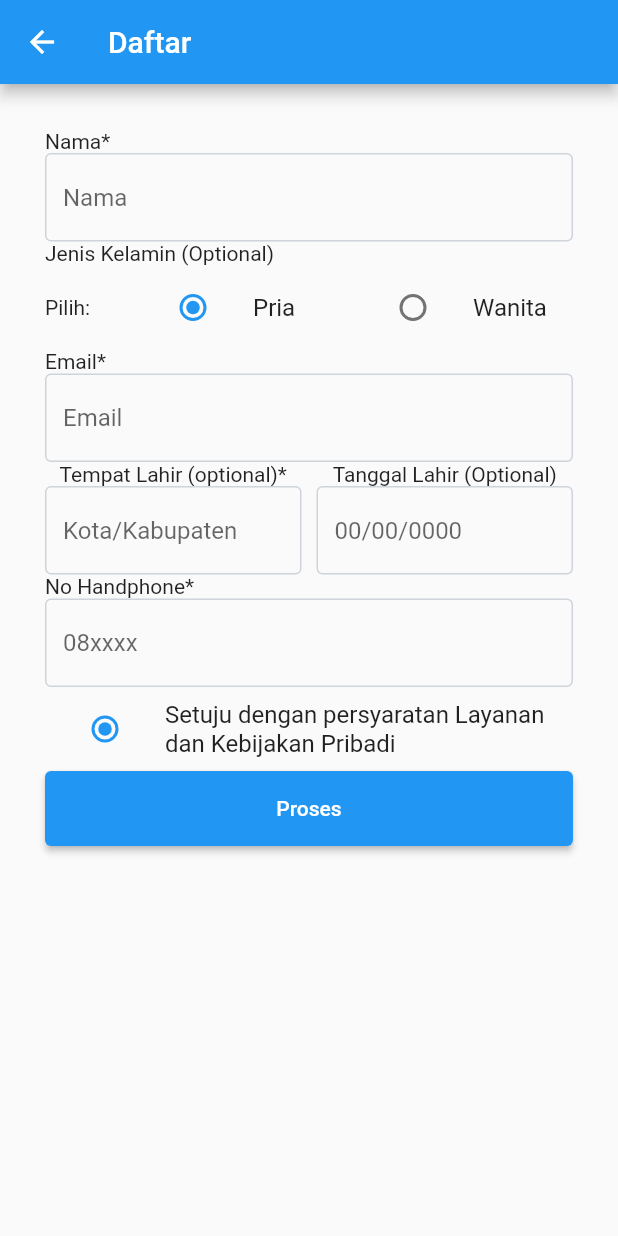
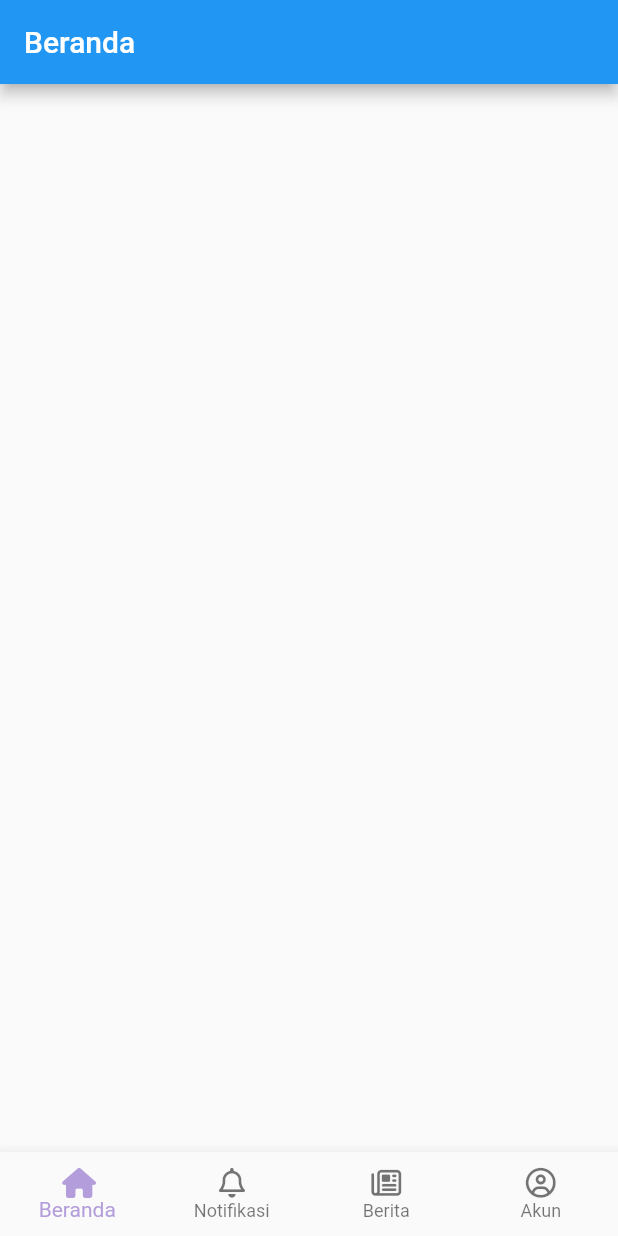
Before and after one commit to idwimeianto/utsapp, a Flutter app: the RegisterScreen screen opened directly, after a tap on "Proses", on a phone screen of 412 x 824 dp. Run offline on Flutter 3.47's test engine with Material 2 defaults, Android fonts, the phone set to English and light mode, and no system bars; our stand-ins replace font_awesome_flutter.

Commit message:
add basic homescreen interface and bottom navigation

```diff
--- /dev/null
+++ b/lib/home/home.dart
@@ -0,0 +1,19 @@
+import 'package:flutter/material.dart';
+import 'package:flutter/src/widgets/container.dart';
+import 'package:flutter/src/widgets/framework.dart';
+import 'package:utsapp/shared/bottom_nav.dart';
+
+class HomeScreen extends StatelessWidget {
+  const HomeScreen({super.key});
+
+  @override
+  Widget build(BuildContext context) {
+    return Scaffold(
+      appBar: AppBar(
+        title: Text('Beranda'),
+        automaticallyImplyLeading: false,
+      ),
+      bottomNavigationBar: const BottomNavBar(),
+    );
+  }
+}
--- a/lib/register/register.dart
+++ b/lib/register/register.dart
@@ -159,7 +159,9 @@ class _LoginFormState extends State<LoginForm> {
             style: ElevatedButton.styleFrom(
               minimumSize: const Size.fromHeight(50), // NEW
             ),
-            onPressed: () {},
+            onPressed: () {
+              Navigator.pushNamedAndRemoveUntil(context, '/home', (_) => false);
+            },
             child: const Text('Proses'),
           ),
         ],
--- a/lib/routes.dart
+++ b/lib/routes.dart
@@ -1,6 +1,8 @@
+import 'package:utsapp/home/home.dart';
 import 'package:utsapp/login/login.dart';
 
 var appRoutes = {
   '/': (context) => const LoginScreen(),
   '/login': (context) => const LoginScreen(),
+  '/home': (context) => const HomeScreen(),
 };
--- /dev/null
+++ b/lib/shared/bottom_nav.dart
@@ -0,0 +1,60 @@
+import 'package:flutter/material.dart';
+import 'package:font_awesome_flutter/font_awesome_flutter.dart';
+
+class BottomNavBar extends StatelessWidget {
+  const BottomNavBar({super.key});
+
+  @override
+  Widget build(BuildContext context) {
+    return BottomNavigationBar(
+      type: BottomNavigationBarType.fixed,
+      items: const [
+        BottomNavigationBarItem(
+          icon: Icon(
+            FontAwesomeIcons.house,
+            size: 20,
+          ),
+          label: 'Beranda',
+        ),
+        BottomNavigationBarItem(
+          icon: Icon(
+            FontAwesomeIcons.bell,
+            size: 20,
+          ),
+          label: 'Notifikasi',
+        ),
+        BottomNavigationBarItem(
+          icon: Icon(
+            FontAwesomeIcons.newspaper,
+            size: 20,
+          ),
+          label: 'Berita',
+        ),
+        BottomNavigationBarItem(
+          icon: Icon(
+            FontAwesomeIcons.circleUser,
+            size: 20,
+          ),
+          label: 'Akun',
+        ),
+      ],
+      fixedColor: Colors.deepPurple[200],
+      onTap: (int idx) {
+        switch (idx) {
+          case 0:
+            Navigator.pushNamed(context, '/home');
+            break;
+          case 1:
+            Navigator.pushNamed(context, '/notification');
+            break;
+          case 2:
+            Navigator.pushNamed(context, '/news');
+            break;
+          case 3:
+            Navigator.pushNamed(context, '/account');
+            break;
+        }
+      },
+    );
+  }
+}
--- a/pubspec.yaml
+++ b/pubspec.yaml
@@ -36,6 +36,7 @@ dependencies:
   # The following adds the Cupertino Icons font to your application.
   # Use with the CupertinoIcons class for iOS style icons.
   cupertino_icons: ^1.0.2
+  font_awesome_flutter: 10.1.0
 
 dev_dependencies:
   flutter_test:
```
Also changed, not shown: lib/login/login.dart (+2 -8 lines), pubspec.lock.
